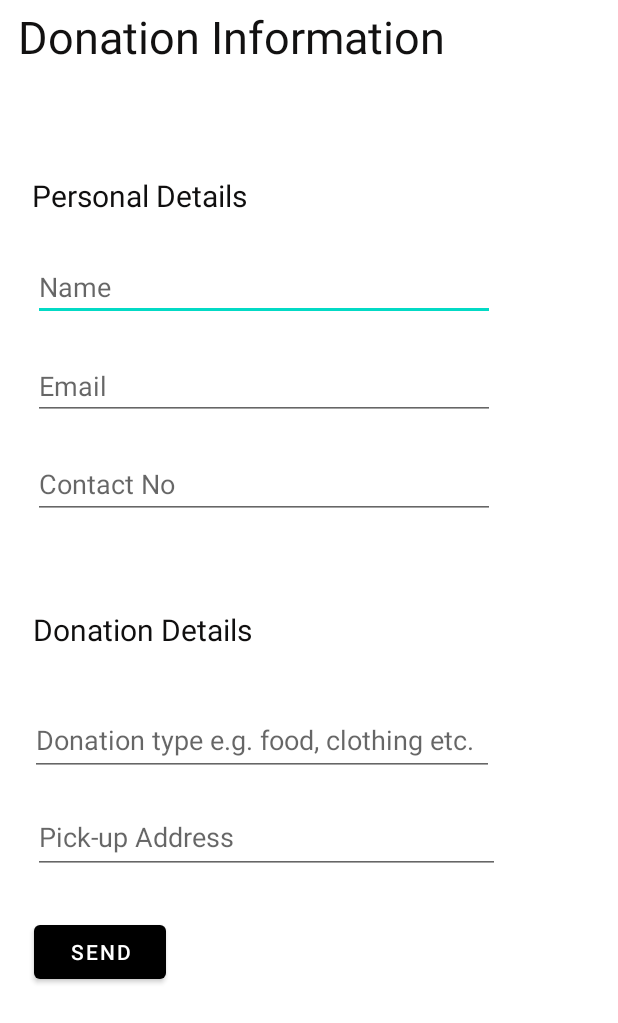
After one commit to chocolatekhan/DonorsChoose, an Android app: the NonMonetaryDonation screen opened directly, with no data from a screen before it, on a phone screen of 412 x 824 dp. The commit adds this screen. Shown: the top 1023 px of the screen. Run offline under Robolectric (Android 15) with nearby library versions, the phone set to English and light mode, and no system bars.

Commit message:
Added donation activities

```diff
--- /dev/null
+++ b/app/src/main/java/com/example/donorschoose/NonMonetaryDonation.java
@@ -0,0 +1,14 @@
+package com.example.donorschoose;
+
+import androidx.appcompat.app.AppCompatActivity;
+
+import android.os.Bundle;
+
+public class NonMonetaryDonation extends AppCompatActivity {
+
+    @Override
+    protected void onCreate(Bundle savedInstanceState) {
+        super.onCreate(savedInstanceState);
+        setContentView(R.layout.activity_nonmonetary_donation);
+    }
+}
--- a/app/src/main/res/layout/activity_charity_profile.xml
+++ b/app/src/main/res/layout/activity_charity_profile.xml
@@ -34,7 +34,7 @@
         android:layout_height="wrap_content"
         android:layout_marginTop="12dp"
         android:text="description"
-        app:layout_constraintBottom_toTopOf="@+id/button"
+        app:layout_constraintBottom_toTopOf="@+id/donateButton"
         app:layout_constraintEnd_toEndOf="parent"
         app:layout_constraintHorizontal_bias="0.28"
         app:layout_constraintStart_toStartOf="parent"
@@ -42,10 +42,11 @@
         app:layout_constraintVertical_bias="0.027" />
 
     <Button
-        android:id="@+id/button"
+        android:id="@+id/donateButton"
         android:layout_width="wrap_content"
         android:layout_height="wrap_content"
         android:layout_marginBottom="172dp"
+        android:onClick="donateOnClick"
         android:text="Donate"
         app:layout_constraintBottom_toBottomOf="parent"
         app:layout_constraintEnd_toEndOf="parent"
--- /dev/null
+++ b/app/src/main/res/layout/activity_nonmonetary_donation.xml
@@ -0,0 +1,126 @@
+<?xml version="1.0" encoding="utf-8"?>
+<androidx.constraintlayout.widget.ConstraintLayout xmlns:android="http://schemas.android.com/apk/res/android"
+    xmlns:app="http://schemas.android.com/apk/res-auto"
+    xmlns:tools="http://schemas.android.com/tools"
+    android:layout_width="match_parent"
+    android:layout_height="match_parent"
+    tools:context=".NonMonetaryDonation">
+
+    <TextView
+        android:id="@+id/textView5"
+        android:layout_width="wrap_content"
+        android:layout_height="wrap_content"
+        android:layout_marginTop="4dp"
+        android:text="Donation Information"
+        android:textColor="#121111"
+        android:textSize="30sp"
+        app:layout_constraintEnd_toEndOf="parent"
+        app:layout_constraintHorizontal_bias="0.092"
+        app:layout_constraintStart_toStartOf="parent"
+        app:layout_constraintTop_toTopOf="parent" />
+
+    <TextView
+        android:id="@+id/textView6"
+        android:layout_width="208dp"
+        android:layout_height="39dp"
+        android:layout_marginTop="72dp"
+        android:text="Personal Details"
+        android:textColor="#100F0F"
+        android:textSize="20sp"
+        app:layout_constraintEnd_toEndOf="parent"
+        app:layout_constraintHorizontal_bias="0.106"
+        app:layout_constraintStart_toStartOf="parent"
+        app:layout_constraintTop_toBottomOf="@+id/textView5" />
+
+    <EditText
+        android:id="@+id/editTextTextPersonName"
+        android:layout_width="308dp"
+        android:layout_height="42dp"
+        android:layout_marginTop="16dp"
+        android:ems="10"
+        android:hint="Name"
+        android:inputType="textPersonName"
+        android:textColor="#A6A6A6"
+        app:layout_constraintEnd_toEndOf="parent"
+        app:layout_constraintHorizontal_bias="0.213"
+        app:layout_constraintStart_toStartOf="parent"
+        app:layout_constraintTop_toBottomOf="@+id/textView6" />
+
+    <EditText
+        android:id="@+id/editTextTextEmailAddress"
+        android:layout_width="308dp"
+        android:layout_height="42dp"
+        android:layout_marginTop="24dp"
+        android:ems="10"
+        android:hint="Email"
+        android:inputType="textEmailAddress"
+        app:layout_constraintEnd_toEndOf="parent"
+        app:layout_constraintHorizontal_bias="0.213"
+        app:layout_constraintStart_toStartOf="parent"
+        app:layout_constraintTop_toBottomOf="@+id/editTextTextPersonName" />
+
+    <EditText
+        android:id="@+id/editTextPhone"
+        android:layout_width="308dp"
+        android:layout_height="46dp"
+        android:layout_marginTop="20dp"
+        android:ems="10"
+        android:hint="Contact No"
+        android:inputType="phone"
+        app:layout_constraintEnd_toEndOf="parent"
+        app:layout_constraintHorizontal_bias="0.213"
+        app:layout_constraintStart_toStartOf="parent"
+        app:layout_constraintTop_toBottomOf="@+id/editTextTextEmailAddress" />
+
+    <EditText
+        android:id="@+id/editTextTextPostalAddress"
+        android:layout_width="311dp"
+        android:layout_height="49dp"
+        android:layout_marginTop="16dp"
+        android:ems="10"
+        android:hint="Pick-up Address"
+        android:inputType="textPostalAddress"
+        app:layout_constraintEnd_toEndOf="parent"
+        app:layout_constraintHorizontal_bias="0.22"
+        app:layout_constraintStart_toStartOf="parent"
+        app:layout_constraintTop_toBottomOf="@+id/editTextTextPersonName3" />
+
+    <TextView
+        android:id="@+id/textView8"
+        android:layout_width="202dp"
+        android:layout_height="39dp"
+        android:layout_marginTop="60dp"
+        android:text="Donation Details"
+        android:textColor="#100F0F"
+        android:textSize="20sp"
+        app:layout_constraintEnd_toEndOf="parent"
+        app:layout_constraintHorizontal_bias="0.105"
+        app:layout_constraintStart_toStartOf="parent"
+        app:layout_constraintTop_toBottomOf="@+id/editTextPhone" />
+
+    <EditText
+        android:id="@+id/editTextTextPersonName3"
+        android:layout_width="309dp"
+        android:layout_height="48dp"
+        android:layout_marginTop="24dp"
+        android:ems="10"
+        android:hint="Donation type e.g. food, clothing etc."
+        android:inputType="textPersonName"
+        android:textColor="#A6A4A4"
+        app:layout_constraintEnd_toEndOf="parent"
+        app:layout_constraintHorizontal_bias="0.198"
+        app:layout_constraintStart_toStartOf="parent"
+        app:layout_constraintTop_toBottomOf="@+id/textView8" />
+
+    <Button
+        android:id="@+id/button2"
+        android:layout_width="wrap_content"
+        android:layout_height="wrap_content"
+        android:layout_marginTop="28dp"
+        android:text="Send"
+        app:layout_constraintEnd_toEndOf="parent"
+        app:layout_constraintHorizontal_bias="0.069"
+        app:layout_constraintStart_toStartOf="parent"
+        app:layout_constraintTop_toBottomOf="@+id/editTextTextPostalAddress" />
+
+</androidx.constraintlayout.widget.ConstraintLayout>
```
Also changed, not shown: app/src/main/AndroidManifest.xml (+6 -6 lines), app/src/main/java/com/example/donorschoose/CharityProfile.java (+12 -0 lines), app/src/main/java/com/example/donorschoose/Donate.java (added, +22 -0 lines), app/src/main/res/layout/activity_donate.xml (added, +69 -0 lines).
